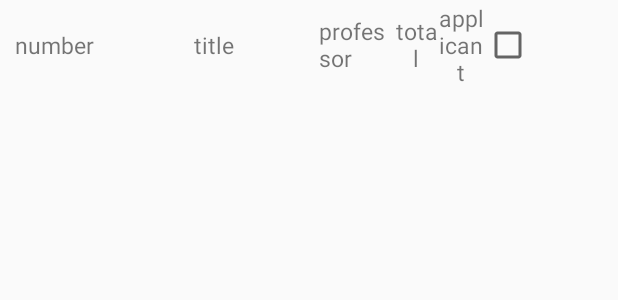
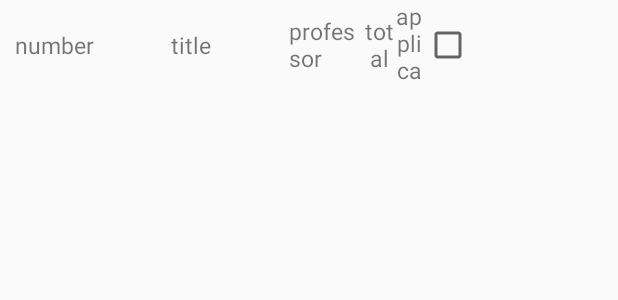
Before and after one commit to Sky-Titan/Team_Turkey, an Android app: the layout listview_item.xml on its own in the app's theme, with its tools: preview values and no code run, on a phone screen of 412 x 824 dp. Shown: the top 300 px of the screen. Run offline under Robolectric (Android 15) with nearby library versions, the light colour scheme and no system bars.

Commit message:
세부 수정

```diff
--- a/turkey_Android/app/src/main/java/org/techtown/turkey_android/FragmentA.java
+++ b/turkey_Android/app/src/main/java/org/techtown/turkey_android/FragmentA.java
@@ -32,7 +32,7 @@ public class FragmentA extends Fragment {
         button.setOnClickListener(new View.OnClickListener() {
             @Override
             public void onClick(View view) {
-                Intent intent = new Intent(Intent.ACTION_VIEW, Uri.parse("https://time.navyism.com/?host=sugang.knu.ac.kr"));
+                Intent intent = new Intent(Intent.ACTION_VIEW, Uri.parse("http://www.knupark.com/time/time.php"));//"https://time.navyism.com/?host=sugang.knu.ac.kr"
                 startActivity(intent);
             }
         });
--- a/turkey_Android/app/src/main/res/layout/activity_board_subject_write.xml
+++ b/turkey_Android/app/src/main/res/layout/activity_board_subject_write.xml
@@ -32,6 +32,7 @@
     <EditText
         android:layout_width="match_parent"
         android:layout_height="wrap_content"
+        android:inputType="textPassword"
         android:id="@+id/bsw_password" />
     <TextView
         android:layout_width="wrap_content"
--- a/turkey_Android/app/src/main/res/layout/listview_item.xml
+++ b/turkey_Android/app/src/main/res/layout/listview_item.xml
@@ -17,8 +17,7 @@
     <TextView
         android:id="@+id/title1"
         android:text="title"
-        android:layout_marginLeft="10dp"
-        android:layout_width="140dp"
+        android:layout_width="130dp"
         android:layout_height="match_parent"
         android:textSize="15sp"
         android:gravity="center"
@@ -34,7 +33,7 @@
          />
 
     <TextView
-        android:layout_width="30dp"
+        android:layout_width="20dp"
         android:layout_height="match_parent"
 
         android:text="total"
@@ -44,7 +43,7 @@
          />
 
     <TextView
-        android:layout_width="30dp"
+        android:layout_width="20dp"
         android:layout_height="match_parent"
 
         android:text="applicant"
@@ -58,7 +57,6 @@
         android:id="@+id/checkBox1"
         android:layout_width="30dp"
         android:layout_height="match_parent"
-
         android:clickable="false"
         android:focusable="false"
         android:gravity="center" />
```
Also changed, not shown: turkey_Android/app/src/main/java/org/techtown/turkey_android/NotificationActivity.java (+11 -1 lines), 4 other files.
